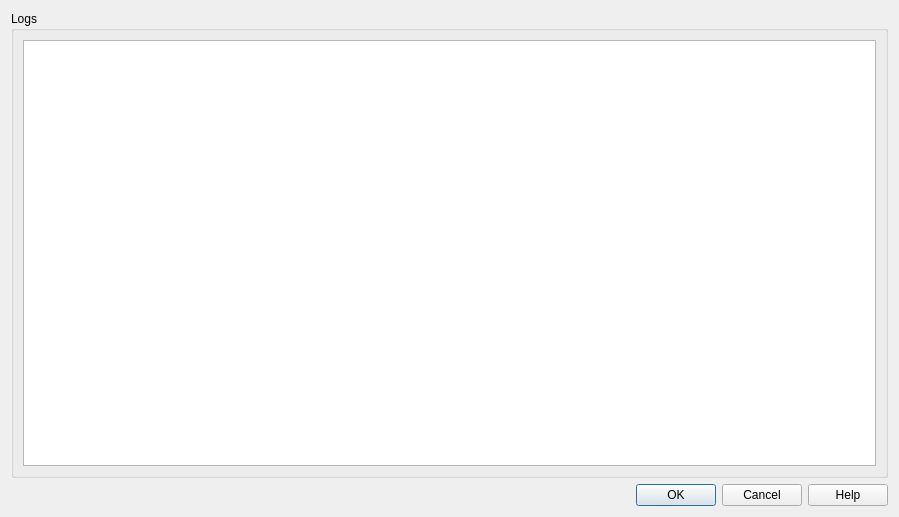
Old version of the form and_ops_trouble/main.ui in the repository dengguibao/pyqt5.
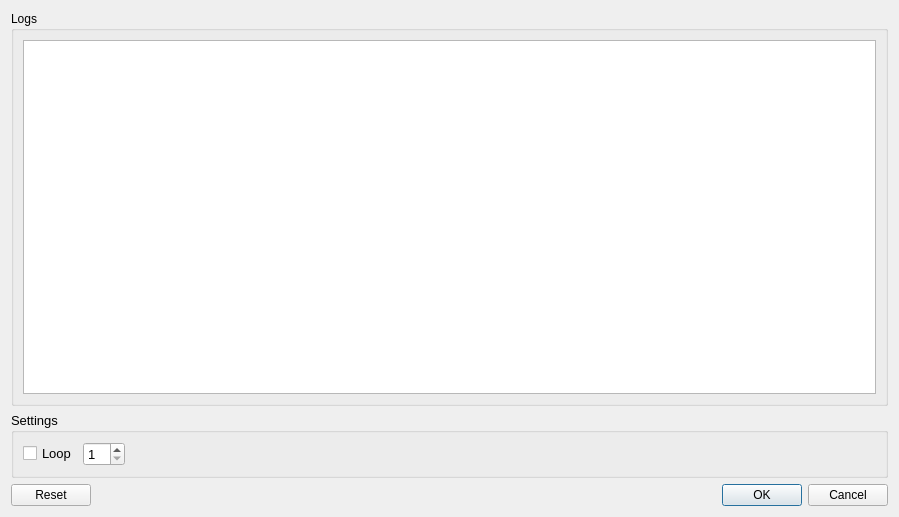
New version of the form. Icons and pictures are not drawn.

```diff
--- a/and_ops_trouble/main.ui
+++ b/and_ops_trouble/main.ui
@@ -13,7 +13,11 @@
   <property name="windowTitle">
    <string>Main</string>
   </property>
-  <layout class="QVBoxLayout" name="verticalLayout_3">
+  <property name="windowIcon">
+   <iconset>
+    <normaloff>../../../Downloads/Gnome_Appointment_Missed_64_16px_532625_easyicon.net.png</normaloff>../../../Downloads/Gnome_Appointment_Missed_64_16px_532625_easyicon.net.png</iconset>
+  </property>
+  <layout class="QVBoxLayout" name="verticalLayout_3" stretch="1,0,0">
    <item>
     <layout class="QVBoxLayout" name="verticalLayout_2">
      <item>
@@ -23,7 +27,61 @@
        </property>
        <layout class="QVBoxLayout" name="verticalLayout_4">
         <item>
-         <widget class="QTextBrowser" name="textBrowser"/>
+         <widget class="QTextBrowser" name="textBrowser">
+          <property name="font">
+           <font>
+            <pointsize>10</pointsize>
+           </font>
+          </property>
+         </widget>
+        </item>
+       </layout>
+      </widget>
+     </item>
+    </layout>
+   </item>
+   <item>
+    <layout class="QVBoxLayout" name="verticalLayout">
+     <item>
+      <widget class="QGroupBox" name="groupBox_2">
+       <property name="font">
+        <font>
+         <pointsize>10</pointsize>
+        </font>
+       </property>
+       <property name="title">
+        <string>Settings</string>
+       </property>
+       <layout class="QHBoxLayout" name="horizontalLayout">
+        <item>
+         <widget class="QCheckBox" name="checkBox">
+          <property name="text">
+           <string>Loop</string>
+          </property>
+         </widget>
+        </item>
+        <item>
+         <widget class="QSpinBox" name="spinBox">
+          <property name="minimum">
+           <number>1</number>
+          </property>
+          <property name="maximum">
+           <number>30</number>
+          </property>
+         </widget>
+        </item>
+        <item>
+         <spacer name="horizontalSpacer">
+          <property name="orientation">
+           <enum>Qt::Horizontal</enum>
+          </property>
+          <property name="sizeHint" stdset="0">
+           <size>
+            <width>40</width>
+            <height>20</height>
+           </size>
+          </property>
+         </spacer>
         </item>
        </layout>
       </widget>
@@ -33,7 +91,7 @@
    <item>
     <widget class="QDialogButtonBox" name="btBox">
      <property name="standardButtons">
-      <set>QDialogButtonBox::Cancel|QDialogButtonBox::Help|QDialogButtonBox::Ok</set>
+      <set>QDialogButtonBox::Cancel|QDialogButtonBox::Ok|QDialogButtonBox::Reset</set>
      </property>
     </widget>
    </item>
```
